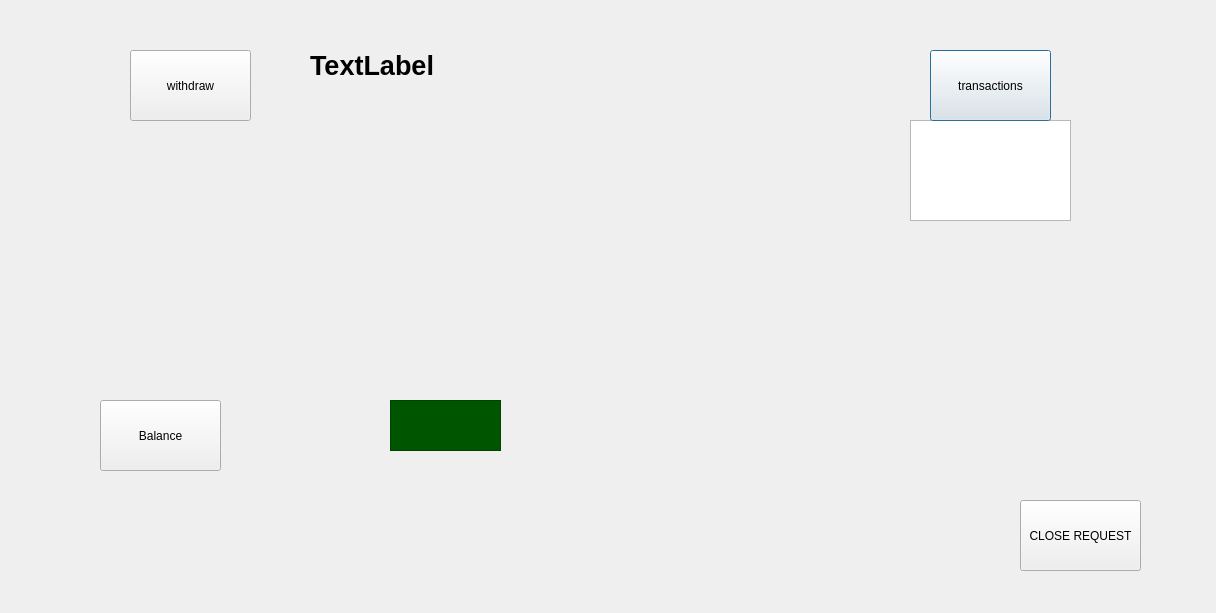
Qt form bank-automat/mainmenu.ui (JereKortesalmi/BankProject) before a commit.
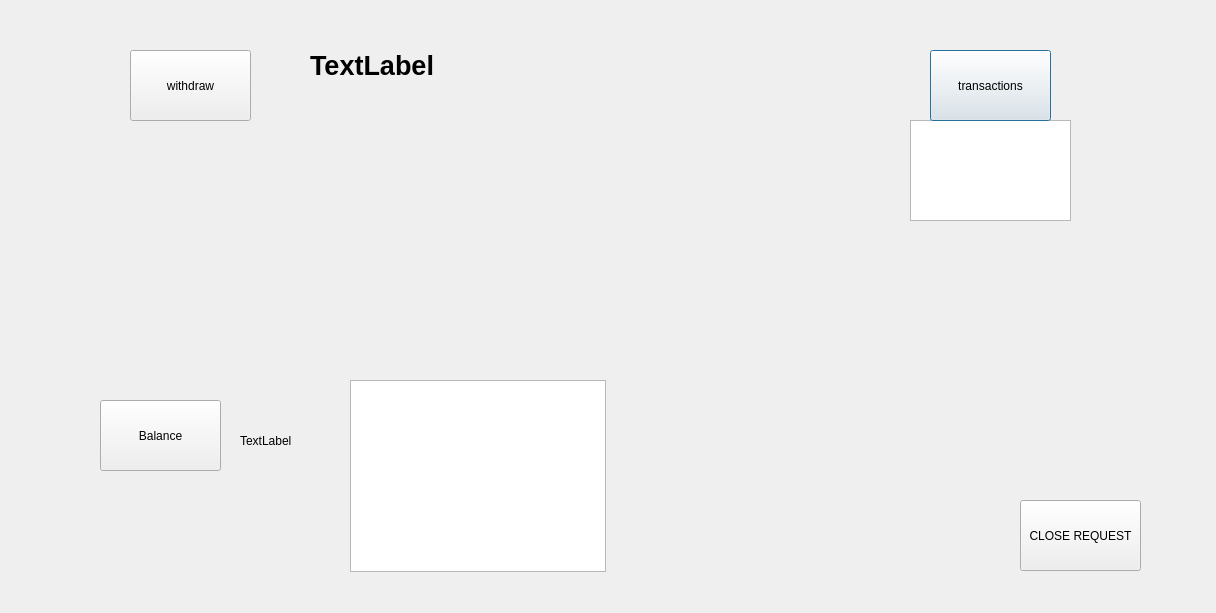
The same form after that commit.

What changed in the file:
```diff
--- a/bank-automat/mainmenu.ui
+++ b/bank-automat/mainmenu.ui
@@ -90,46 +90,6 @@
     <string>Balance</string>
    </property>
   </widget>
-  <widget class="QLabel" name="balanceLabel">
-   <property name="geometry">
-    <rect>
-     <x>390</x>
-     <y>400</y>
-     <width>111</width>
-     <height>51</height>
-    </rect>
-   </property>
-   <property name="font">
-    <font>
-     <pointsize>20</pointsize>
-     <bold>true</bold>
-    </font>
-   </property>
-   <property name="styleSheet">
-    <string notr="true">background-color: rgb(0, 85, 0);</string>
-   </property>
-   <property name="frameShape">
-    <enum>QFrame::StyledPanel</enum>
-   </property>
-   <property name="frameShadow">
-    <enum>QFrame::Sunken</enum>
-   </property>
-   <property name="lineWidth">
-    <number>1</number>
-   </property>
-   <property name="midLineWidth">
-    <number>0</number>
-   </property>
-   <property name="text">
-    <string/>
-   </property>
-   <property name="textFormat">
-    <enum>Qt::PlainText</enum>
-   </property>
-   <property name="alignment">
-    <set>Qt::AlignCenter</set>
-   </property>
-  </widget>
   <widget class="QPushButton" name="btnClose">
    <property name="geometry">
     <rect>
@@ -143,6 +103,29 @@
     <string>CLOSE REQUEST</string>
    </property>
   </widget>
+  <widget class="QLabel" name="balanceLabel">
+   <property name="geometry">
+    <rect>
+     <x>240</x>
+     <y>410</y>
+     <width>171</width>
+     <height>61</height>
+    </rect>
+   </property>
+   <property name="text">
+    <string>TextLabel</string>
+   </property>
+  </widget>
+  <widget class="QTextBrowser" name="balanceBrowser">
+   <property name="geometry">
+    <rect>
+     <x>350</x>
+     <y>380</y>
+     <width>256</width>
+     <height>192</height>
+    </rect>
+   </property>
+  </widget>
  </widget>
  <resources/>
  <connections/>
```
